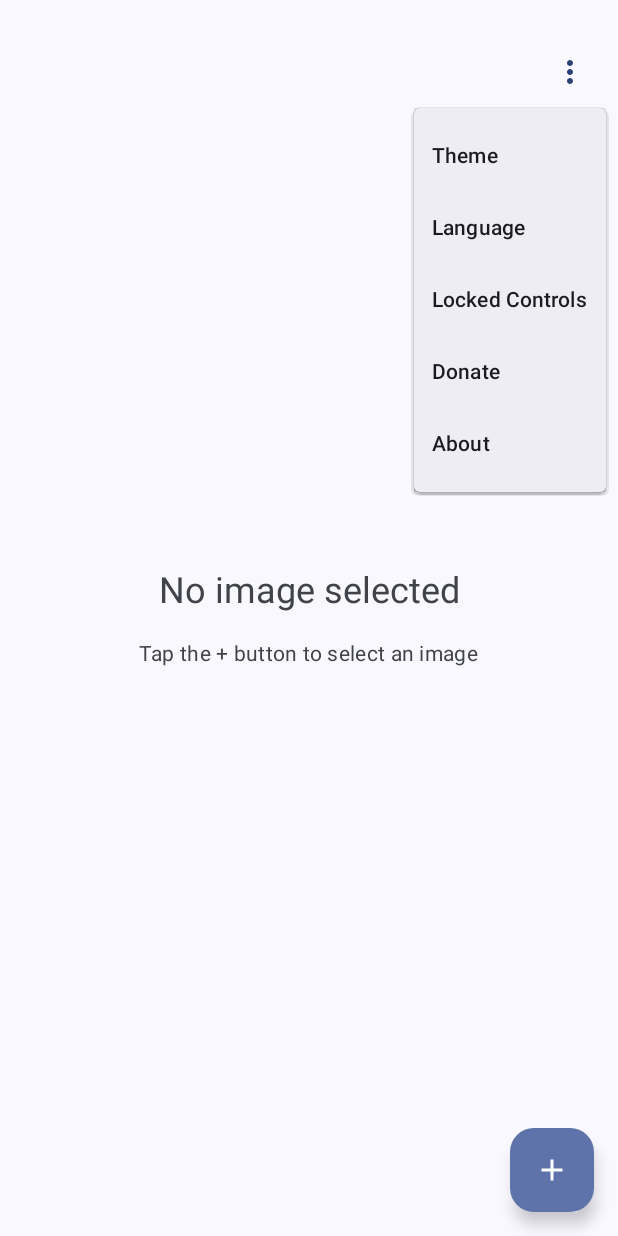
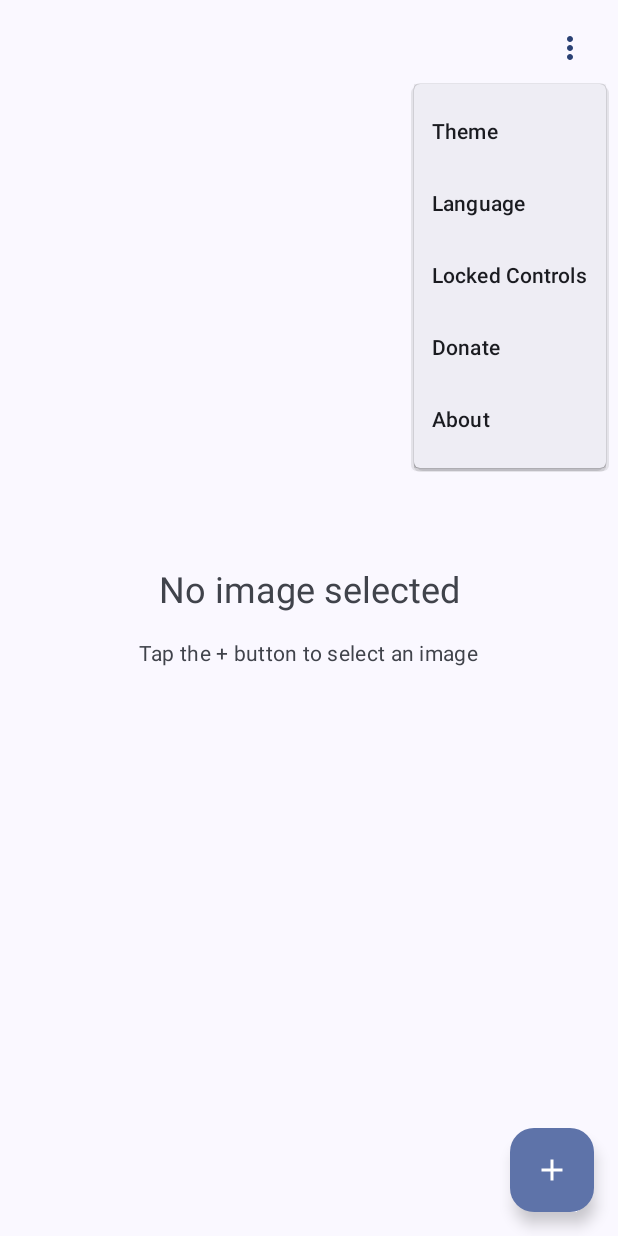
Before and after one commit to zac15987/LockView, an Android app built with Jetpack Compose: the screen it shows after launch (MainActivity), after a tap on "Menu", on a phone screen of 412 x 824 dp. Run offline under Robolectric (Android 15) with nearby library versions, the phone set to English and light mode, and no system bars.

Commit message:
fix: prevent rememberLauncherForActivityResult crash and improve insets
LocaleProvider previously wrapped LocalContext with a ContextWrapper whose
baseContext was the result of createConfigurationContext(). On Android 12
and below that returns a plain Context (not a ContextWrapper), so the
chain walked by findOwner<ActivityResultRegistryOwner>(LocalContext) in
activity-compose terminated without ever reaching the ComponentActivity,
producing IllegalStateException from rememberLauncherForActivityResult.

Now wrap the original Activity as baseContext and only override
resources/assets/theme with the localized configuration. Also provide
LocalConfiguration so child composables recompose correctly on language
change.

Apply statusBarsPadding() to the top-right menu button so it does not
clash with the status bar / display cutout under Android 15 edge-to-edge
enforcement.

Co-Authored-By: Claude Opus 4.7 <noreply@anthropic.com>

```diff
--- a/app/src/main/java/com/zac15987/lockview/ui/screens/ImageViewerScreen.kt
+++ b/app/src/main/java/com/zac15987/lockview/ui/screens/ImageViewerScreen.kt
@@ -11,6 +11,7 @@ import androidx.compose.foundation.background
 import androidx.compose.foundation.clickable
 import androidx.compose.foundation.layout.*
 import androidx.compose.foundation.layout.navigationBarsPadding
+import androidx.compose.foundation.layout.statusBarsPadding
 import androidx.compose.material.icons.Icons
 import androidx.compose.material.icons.filled.Add
 import androidx.compose.material.icons.filled.Lock
@@ -296,7 +297,8 @@ fun ImageViewerScreen(
         Box(
             modifier = Modifier
                 .align(Alignment.TopEnd)
-                .padding(top = 24.dp, end = 8.dp)
+                .statusBarsPadding()
+                .padding(top = 8.dp, end = 8.dp)
         ) {
             IconButton(
                 onClick = { showMenu = true }
--- a/app/src/main/java/com/zac15987/lockview/ui/theme/LocaleProvider.kt
+++ b/app/src/main/java/com/zac15987/lockview/ui/theme/LocaleProvider.kt
@@ -2,13 +2,14 @@ package com.zac15987.lockview.ui.theme
 
 import android.content.Context
 import android.content.ContextWrapper
+import android.content.res.Resources
 import androidx.compose.runtime.Composable
 import androidx.compose.runtime.CompositionLocalProvider
 import androidx.compose.runtime.getValue
 import androidx.compose.runtime.remember
+import androidx.compose.ui.platform.LocalConfiguration
 import androidx.compose.ui.platform.LocalContext
 import androidx.lifecycle.compose.collectAsStateWithLifecycle
-import com.zac15987.lockview.data.language.LanguagePreference
 import com.zac15987.lockview.utils.LocaleHelper
 import com.zac15987.lockview.viewmodel.SettingsViewModel
 
@@ -20,21 +21,26 @@ fun LocaleProvider(
     val baseContext = LocalContext.current
     val languagePreference by settingsViewModel.languagePreference.collectAsStateWithLifecycle()
 
-    val localizedContext = remember(languagePreference) {
-        LocaleHelper.wrap(baseContext, languagePreference)
-    }
-
-    // Create a context wrapper that provides the localized context
-    val contextWrapper = remember(localizedContext) {
-        object : ContextWrapper(localizedContext) {
-            override fun getApplicationContext(): Context {
-                return LocaleHelper.wrap(super.getApplicationContext(), languagePreference)
+    // Wrap the ORIGINAL context (Activity) so findOwner<ActivityResultRegistryOwner>(LocalContext)
+    // can still walk baseContext and find the ComponentActivity. We only override resources/assets/
+    // theme with the locale-configured ones. If LocaleHelper.wrap returned the same context
+    // (Android 13+ path via LocaleManager), pass it through unchanged.
+    val localizedContext = remember(languagePreference, baseContext) {
+        val configured = LocaleHelper.wrap(baseContext, languagePreference)
+        if (configured === baseContext) {
+            baseContext
+        } else {
+            object : ContextWrapper(baseContext) {
+                override fun getResources(): Resources = configured.resources
+                override fun getAssets() = configured.assets
+                override fun getTheme(): Resources.Theme = configured.theme
             }
         }
     }
 
     CompositionLocalProvider(
-        androidx.compose.ui.platform.LocalContext provides contextWrapper
+        LocalContext provides localizedContext,
+        LocalConfiguration provides localizedContext.resources.configuration
     ) {
         content()
     }
```
